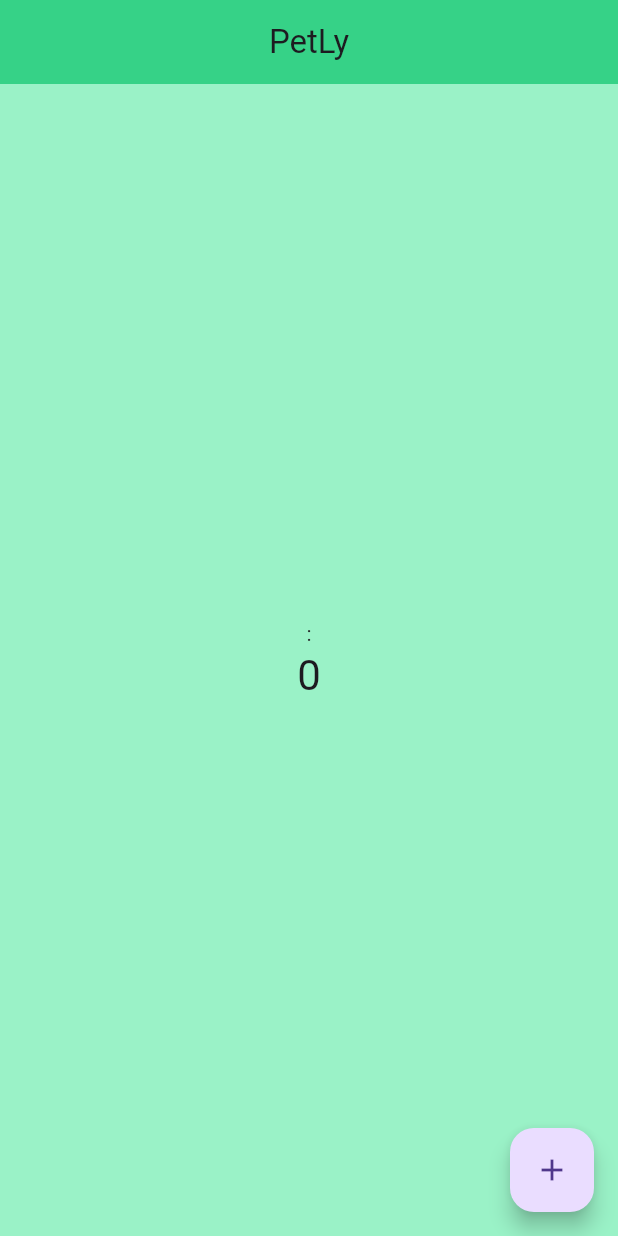
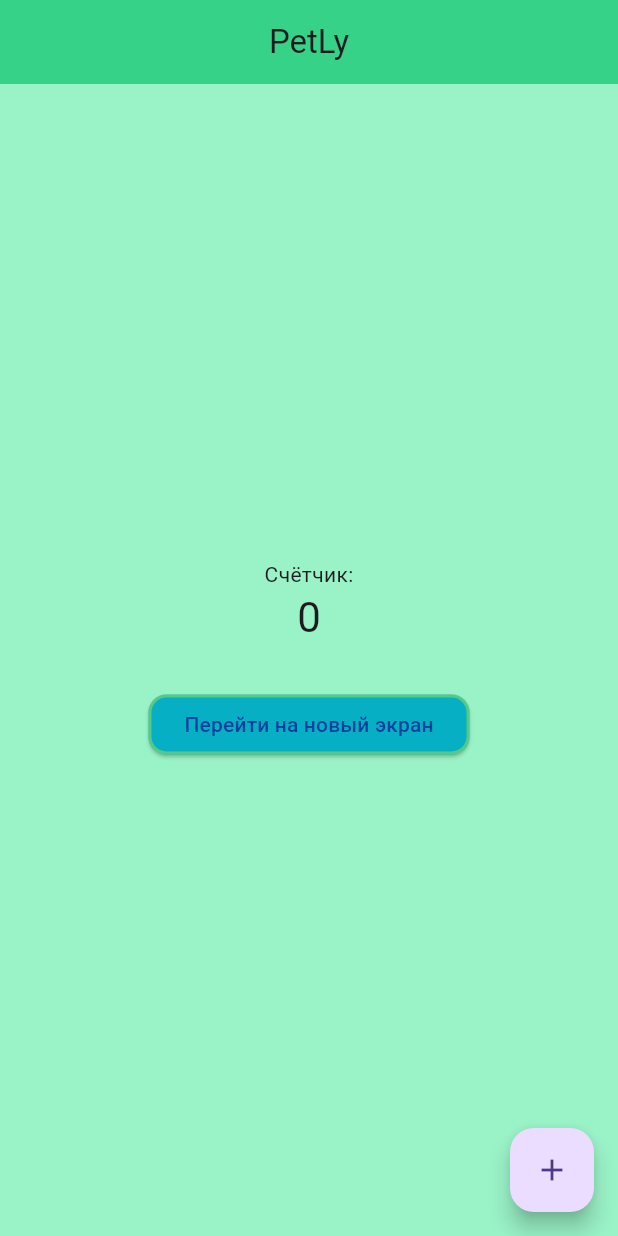
Before and after one commit to 7j0key7/PetLy, a Flutter app: the screen it shows after launch, on a phone screen of 412 x 824 dp. Run offline on Flutter 3.47's test engine with Material 3 defaults, Android fonts, the phone set to English and light mode, and no system bars.

Commit message:
Обновил интерфейс и добавил экран Details

```diff
--- a/lib/screens/home_screen.dart
+++ b/lib/screens/home_screen.dart
@@ -1,5 +1,5 @@
   import 'package:flutter/material.dart';
-
+  import 'details_screen.dart';
   class HomeScreen extends StatefulWidget {
     const HomeScreen({super.key});
 
@@ -29,10 +29,32 @@
         child: Column(
           mainAxisAlignment: MainAxisAlignment.center,
           children: [
-              const Text(':'),
+            const Text('Счётчик:'),
             Text(
               '$_counter',
               style: Theme.of(context).textTheme.headlineMedium,
+            ),
+
+            const SizedBox(height: 30),
+
+            ElevatedButton(
+              onPressed: () {
+                Navigator.push(
+                  context,
+                  MaterialPageRoute(
+                    builder: (context) => const DetailsScreen(),
+                  ),
+                );
+              },
+              style: ElevatedButton.styleFrom(
+                backgroundColor: const Color.fromARGB(255, 7, 175, 197),
+                foregroundColor: Color.fromARGB(255, 3, 65, 158),
+                side: const BorderSide(color: Color.fromARGB(96, 215, 247, 33), width: 2),
+                shape: RoundedRectangleBorder(
+                borderRadius: BorderRadius.circular(12),
+  ),
+              ),
+              child: const Text('Перейти на новый экран'),
             ),
           ],
         ),
```
Also changed, not shown: lib/screens/details_screen.dart (added, +18 -0 lines), lib/screens/test for_me.dart (added). Lines whose indentation alone changed are shown as unchanged.
